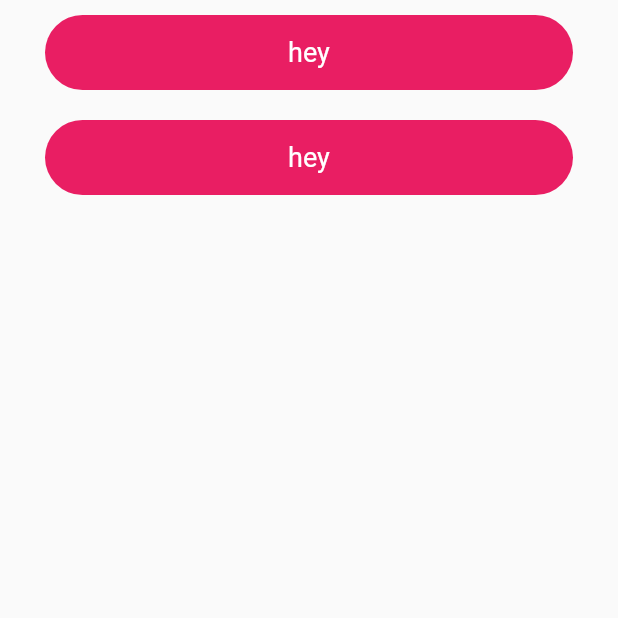
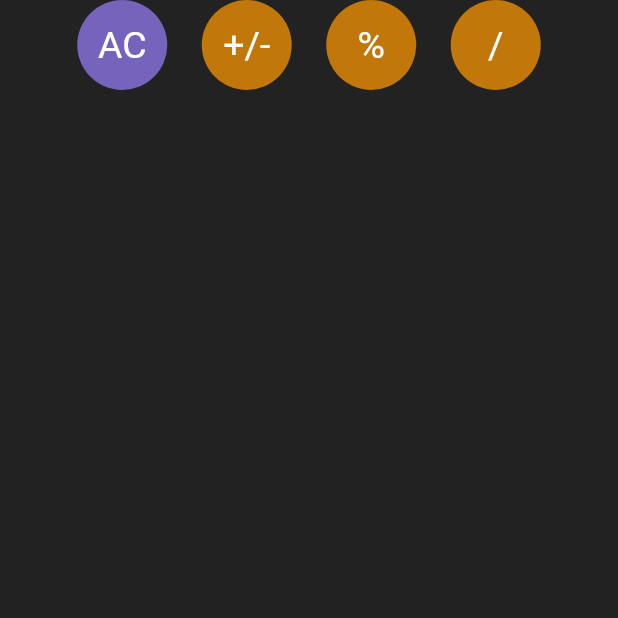
Before and after one commit to yashkc2025/gui_calculator, a Flutter app: the screen it shows after launch, on a phone screen of 412 x 824 dp, the top half of it. Run offline on Flutter 3.47's test engine with Material 2 defaults, Android fonts, the phone set to English and light mode, and no system bars.

Commit message:
Added button container

```diff
--- a/lib/components/buttons.dart
+++ b/lib/components/buttons.dart
@@ -1,23 +1,21 @@
 import 'package:flutter/material.dart';
 
 class Buttons extends StatelessWidget {
-  const Buttons({super.key});
+  final String title;
+  final Color n;
+  final Color t;
 
+  const Buttons(
+      {Key? key, required this.title, required this.n, required this.t})
+      : super(key: key);
   @override
   Widget build(BuildContext context) {
-    return Padding(
-      padding: const EdgeInsets.symmetric(vertical: 10),
+    return Expanded(
       child: Container(
-          height: 50,
-          decoration: BoxDecoration(
-            color: Colors.pink,
-            borderRadius: BorderRadius.circular(50),
-          ),
-          child: const Center(
-              child: Text(
-            'hey',
-            style: TextStyle(fontSize: 18, color: Colors.white),
-          ))),
+          height: 60,
+          decoration: BoxDecoration(shape: BoxShape.circle, color: n),
+          child: Center(
+              child: Text(title, style: TextStyle(color: t, fontSize: 25)))),
     );
   }
 }
--- a/lib/constants.dart
+++ b/lib/constants.dart
@@ -1,3 +1,9 @@
 import 'package:flutter/material.dart';
 
-const Color gray = Colors.grey;
+const Color op = Color.fromARGB(255, 193, 119, 9);
+const Color num = Color(0xFf86dc3d);
+const Color func = Color.fromARGB(255, 118, 100, 188);
+
+const Color num_text = Colors.black;
+const Color op_text = Colors.white;
+const Color func_text = Colors.white;
--- a/lib/home_screen.dart
+++ b/lib/home_screen.dart
@@ -1,5 +1,6 @@
 import 'package:flutter/material.dart';
 import 'package:gui_calc/components/buttons.dart';
+import 'package:gui_calc/constants.dart';
 
 class HomeScreen extends StatefulWidget {
   const HomeScreen({super.key});
@@ -12,14 +13,23 @@ class _HomeScreenState extends State<HomeScreen> {
   @override
   Widget build(BuildContext context) {
     return Scaffold(
-        // backgroundColor: Colors.black,
+        backgroundColor: Colors.black87,
         body: SafeArea(
-      child: Padding(
-        padding: const EdgeInsets.symmetric(horizontal: 30),
-        child: Column(
-          children: [const Buttons(), const Buttons()],
-        ),
-      ),
-    ));
+          child: Padding(
+            padding: const EdgeInsets.symmetric(horizontal: 40),
+            child: Column(
+              children: [
+                Row(
+                  children: [
+                    Buttons(title: 'AC', n: func, t: func_text),
+                    Buttons(title: '+/-', n: op, t: op_text),
+                    Buttons(title: '%', n: op, t: op_text),
+                    Buttons(title: '/', n: op, t: op_text),
+                  ],
+                )
+              ],
+            ),
+          ),
+        ));
   }
 }
```
